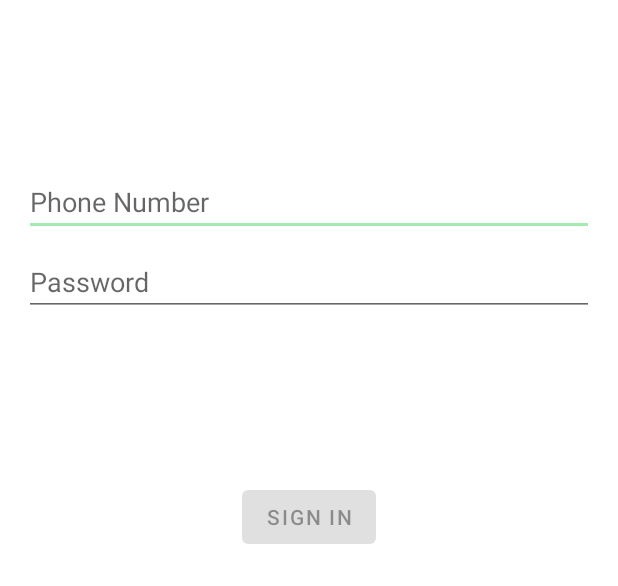
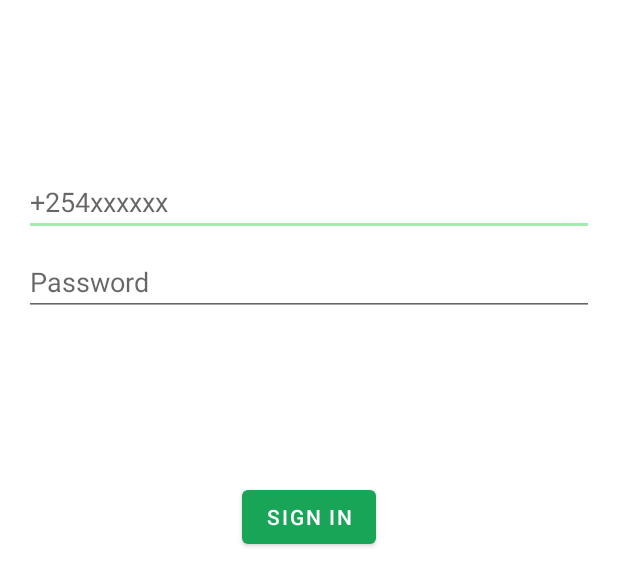
Before and after one commit to sugedavid/Farmer-Survey, an Android app: the layout activity_login.xml on its own in the app's theme, with its tools: preview values and no code run, on a phone screen of 412 x 824 dp. Shown: the top 586 px of the screen. Run offline under Robolectric (Android 15) with nearby library versions, the phone set to English and light mode, and no system bars.

Commit message:
feat: login

```diff
--- a/app/src/main/res/layout/activity_login.xml
+++ b/app/src/main/res/layout/activity_login.xml
@@ -11,8 +11,8 @@
     android:paddingBottom="@dimen/activity_vertical_margin"
     tools:context=".ui.LoginActivity">
 
-    <EditText
-        android:id="@+id/username"
+    <com.google.android.material.textfield.TextInputEditText
+        android:id="@+id/phoneNumber"
         android:layout_width="0dp"
         android:layout_height="wrap_content"
         android:layout_marginTop="96dp"
@@ -23,7 +23,7 @@
         app:layout_constraintStart_toStartOf="parent"
         app:layout_constraintTop_toTopOf="parent" />
 
-    <EditText
+    <com.google.android.material.textfield.TextInputEditText
         android:id="@+id/password"
         android:layout_width="0dp"
         android:layout_height="wrap_content"
@@ -35,7 +35,7 @@
         android:selectAllOnFocus="true"
         app:layout_constraintEnd_toEndOf="parent"
         app:layout_constraintStart_toStartOf="parent"
-        app:layout_constraintTop_toBottomOf="@+id/username" />
+        app:layout_constraintTop_toBottomOf="@+id/phoneNumber" />
 
     <Button
         android:id="@+id/login"
@@ -44,7 +44,6 @@
         android:layout_gravity="start"
         android:layout_marginTop="16dp"
         android:layout_marginBottom="64dp"
-        android:enabled="false"
         android:text="@string/action_sign_in"
         app:layout_constraintBottom_toBottomOf="parent"
         app:layout_constraintEnd_toEndOf="parent"
--- a/app/src/main/res/values/strings.xml
+++ b/app/src/main/res/values/strings.xml
@@ -1,12 +1,14 @@
 <resources>
     <string name="app_name">Farmer Survey</string>
     <string name="title_activity_login">LoginActivity</string>
-    <string name="prompt_phone">Phone Number</string>
+    <string name="prompt_phone">+254xxxxxx</string>
     <string name="prompt_password">Password</string>
     <string name="action_sign_in">Sign in</string>
     <string name="action_sign_in_short">Sign in</string>
     <string name="welcome">"Welcome !"</string>
     <string name="invalid_username">Not a valid username</string>
-    <string name="invalid_password">Password must be >5 characters</string>
     <string name="login_failed">"Login failed"</string>
+    <string name="invalid_phone_number">"Invalid phone number"</string>
+    <string name="invalid_password">"Invalid password"</string>
+    <string name="invalid_credentials">"Invalid credentials"</string>
 </resources>
--- a/gradle.properties
+++ b/gradle.properties
@@ -21,3 +21,5 @@ kotlin.code.style=official
 # resources declared in the library itself and none from the library's dependencies,
 # thereby reducing the size of the R class for that library
 android.nonTransitiveRClass=true
+kapt.use.worker.api=false
+kapt.incremental.apt=false
```
Also changed, not shown: app/build.gradle (+13 -3 lines), app/src/main/java/com/sogoamobile/farmersurvey/ui/LoginActivity.kt (+33 -1 lines), app/src/main/java/com/sogoamobile/farmersurvey/viewmodel/LoginViewModel.kt (added, +21 -0 lines).
